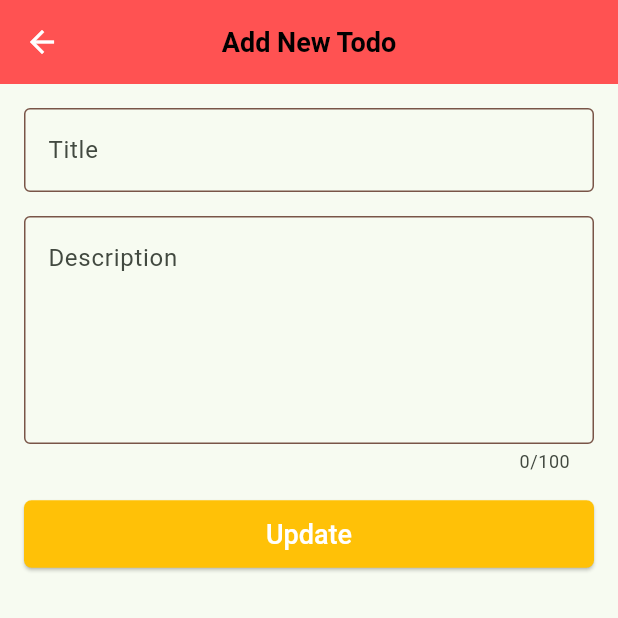
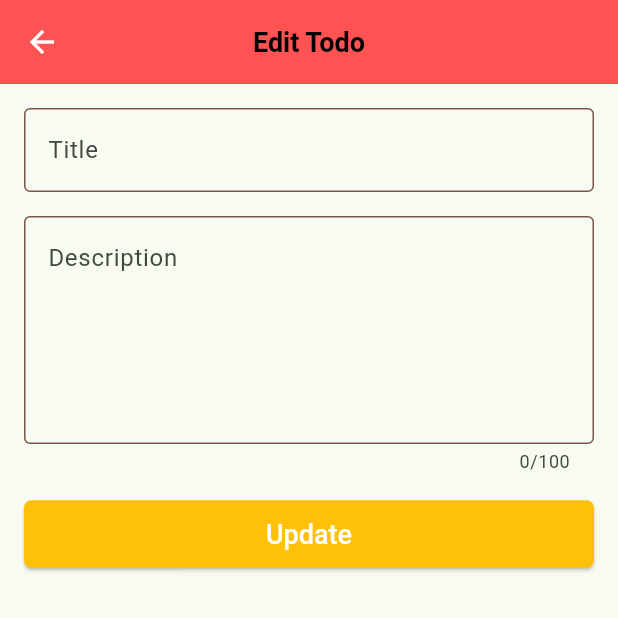
Before and after one commit to Ashraf-Samiu/crud_todoApp, a Flutter app: the EditTodoScreen screen opened directly with empty values, on a phone screen of 412 x 824 dp, the top half of it. Run offline on Flutter 3.47's test engine with Material 3 defaults, Android fonts, the phone set to English and light mode, and no system bars.

Commit message:
initial commit

```diff
--- a/lib/edit_todoApp.dart
+++ b/lib/edit_todoApp.dart
@@ -23,7 +23,7 @@ class _AddNewScreenState extends State<EditTodoScreen> {
   Widget build(BuildContext context) {
     return Scaffold(
       appBar: AppBar(
-        title: const Text("Add New Todo"),
+        title: const Text("Edit Todo"),
       ),
       body: Padding(
         padding: const EdgeInsets.all(16),
```
